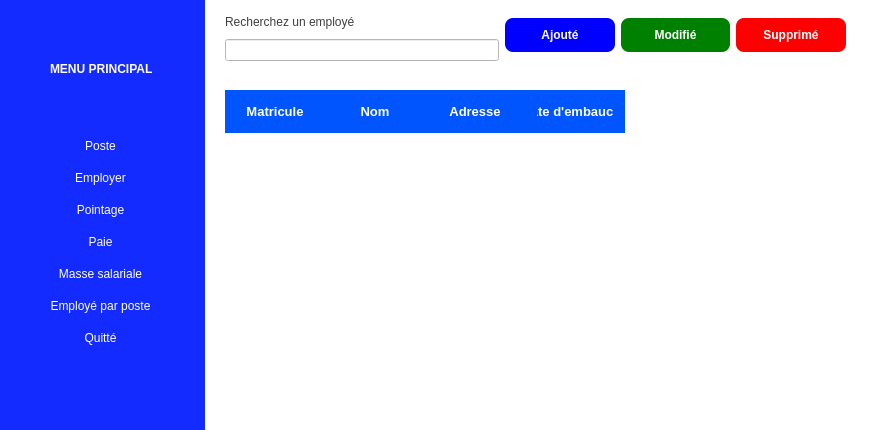
The window that ui/mainwindow.ui (eliphanio/Gestion-d-employer-et-de-paie) describes before a commit, drawn with Qt 5.
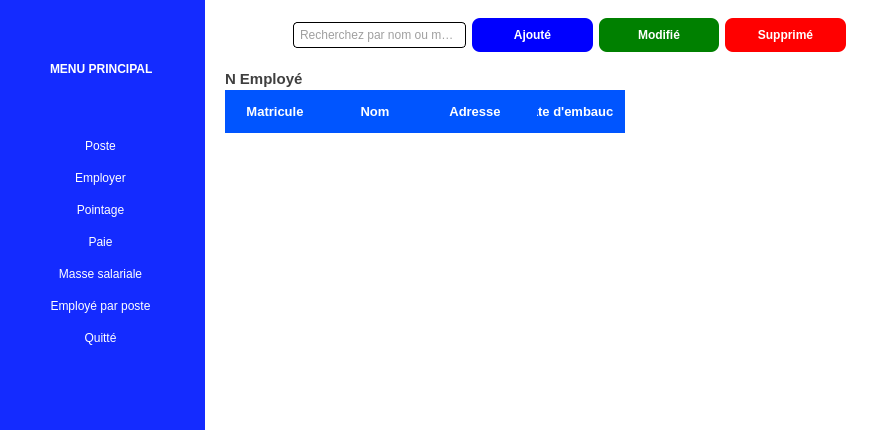
The same window after the commit. Icons and pictures are not drawn.

Commit message: barre de recherche

```diff
--- a/ui/mainwindow.ui
+++ b/ui/mainwindow.ui
@@ -462,7 +462,7 @@
             <height>51</height>
            </rect>
           </property>
-          <layout class="QHBoxLayout" name="horizontalLayout_2" stretch="5,2,2,2">
+          <layout class="QHBoxLayout" name="horizontalLayout_2" stretch="4,2,2,2">
            <property name="leftMargin">
             <number>0</number>
            </property>
@@ -470,16 +470,32 @@
             <number>0</number>
            </property>
            <item>
-            <layout class="QVBoxLayout" name="verticalLayout">
+            <layout class="QHBoxLayout" name="horizontalLayout_6" stretch="1,5">
              <item>
-              <widget class="QLabel" name="label_8">
+              <widget class="QPushButton" name="pushButton">
                <property name="text">
-                <string>Recherchez un employé</string>
+                <string/>
+               </property>
+               <property name="icon">
+                <iconset theme="QIcon::ThemeIcon::EditFind"/>
                </property>
               </widget>
              </item>
              <item>
-              <widget class="QLineEdit" name="lineEdit"/>
+              <widget class="QLineEdit" name="lineEdit">
+               <property name="styleSheet">
+                <string notr="true">padding: 4px;
+border: 1px solid;
+border-radius: 4px;
+</string>
+               </property>
+               <property name="text">
+                <string/>
+               </property>
+               <property name="placeholderText">
+                <string>Recherchez par nom ou matricule</string>
+               </property>
+              </widget>
              </item>
             </layout>
            </item>
@@ -569,6 +585,23 @@
            </item>
           </layout>
          </widget>
+         <widget class="QLabel" name="labelNombreEmploye">
+          <property name="geometry">
+           <rect>
+            <x>20</x>
+            <y>70</y>
+            <width>271</width>
+            <height>17</height>
+           </rect>
+          </property>
+          <property name="styleSheet">
+           <string notr="true">font-weight: bold;
+font-size: 15px;</string>
+          </property>
+          <property name="text">
+           <string>N Employé</string>
+          </property>
+         </widget>
         </widget>
         <widget class="QWidget" name="pointagePage">
          <widget class="QLabel" name="label_4">
```
Left out of the diff: 17 changed lines with no effect on the pictures. The commit also changes 2 other files.
